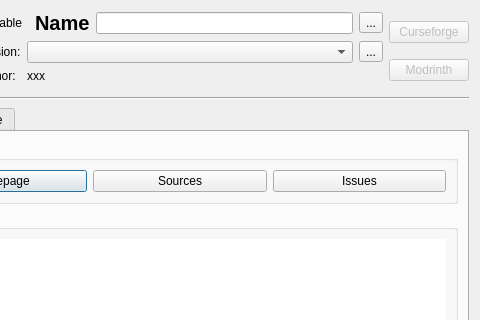
Before: the Qt Designer form src/ui/local/localmoddialog.ui in kaniol-lck/modmanager, drawn with Qt 5; both pictures show x 120 to 600 and y 0 to 320 of the 600 by 640 pixel window.
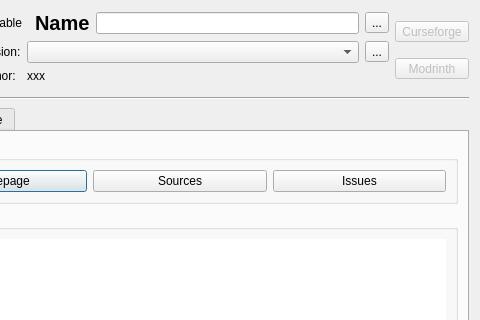
After: the same form once the commit is applied. Icons and pictures are not drawn.

Commit message: tweak mod dialog ui.

Diff of the .ui file:
```diff
--- a/src/ui/local/localmoddialog.ui
+++ b/src/ui/local/localmoddialog.ui
@@ -336,10 +336,16 @@
    <item row="0" column="2" rowspan="2">
     <layout class="QVBoxLayout" name="verticalLayout">
      <item>
-      <widget class="QPushButton" name="curseforgeButton">
+      <widget class="QToolButton" name="curseforgeButton">
        <property name="enabled">
         <bool>false</bool>
        </property>
+       <property name="sizePolicy">
+        <sizepolicy hsizetype="Preferred" vsizetype="Fixed">
+         <horstretch>0</horstretch>
+         <verstretch>0</verstretch>
+        </sizepolicy>
+       </property>
        <property name="text">
         <string>Curseforge</string>
        </property>
@@ -347,13 +353,22 @@
         <iconset resource="../../images/image.qrc">
          <normaloff>:/image/curseforge.svg</normaloff>:/image/curseforge.svg</iconset>
        </property>
+       <property name="toolButtonStyle">
+        <enum>Qt::ToolButtonTextBesideIcon</enum>
+       </property>
       </widget>
      </item>
      <item>
-      <widget class="QPushButton" name="modrinthButton">
+      <widget class="QToolButton" name="modrinthButton">
        <property name="enabled">
         <bool>false</bool>
        </property>
+       <property name="sizePolicy">
+        <sizepolicy hsizetype="Preferred" vsizetype="Fixed">
+         <horstretch>0</horstretch>
+         <verstretch>0</verstretch>
+        </sizepolicy>
+       </property>
        <property name="text">
         <string>Modrinth</string>
        </property>
@@ -361,6 +376,9 @@
         <iconset resource="../../images/image.qrc">
          <normaloff>:/image/modrinth.svg</normaloff>:/image/modrinth.svg</iconset>
        </property>
+       <property name="toolButtonStyle">
+        <enum>Qt::ToolButtonTextBesideIcon</enum>
+       </property>
       </widget>
      </item>
     </layout>
```
The commit also changes 7 other files.
